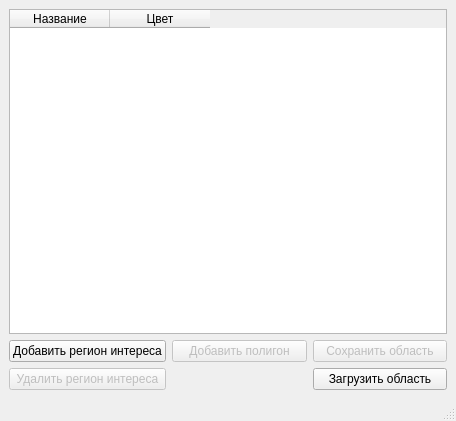
Before: the Qt Designer form Peleng/2DHyperCube/PolygonManager.ui in remsens/Peleng, drawn with Qt 5.
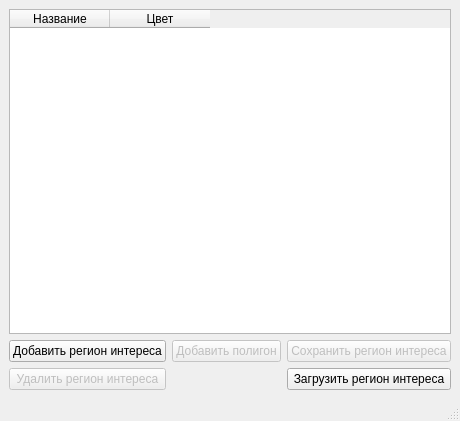
After: the same form once the commit is applied.

Commit message: fixed Для сохранения и загрузки регионов интереса на/c жесткий диск используются элементы управления с разными наименованиями

What changed in the file:
```diff
--- a/Peleng/2DHyperCube/PolygonManager.ui
+++ b/Peleng/2DHyperCube/PolygonManager.ui
@@ -66,7 +66,7 @@
       <item row="3" column="2">
        <widget class="QPushButton" name="buttonLoadregion">
         <property name="text">
-         <string>Загрузить область</string>
+         <string>Загрузить регион интереса</string>
         </property>
        </widget>
       </item>
@@ -86,7 +86,7 @@
          <bool>false</bool>
         </property>
         <property name="text">
-         <string>Сохранить область</string>
+         <string>Сохранить регион интереса</string>
         </property>
        </widget>
       </item>
```
